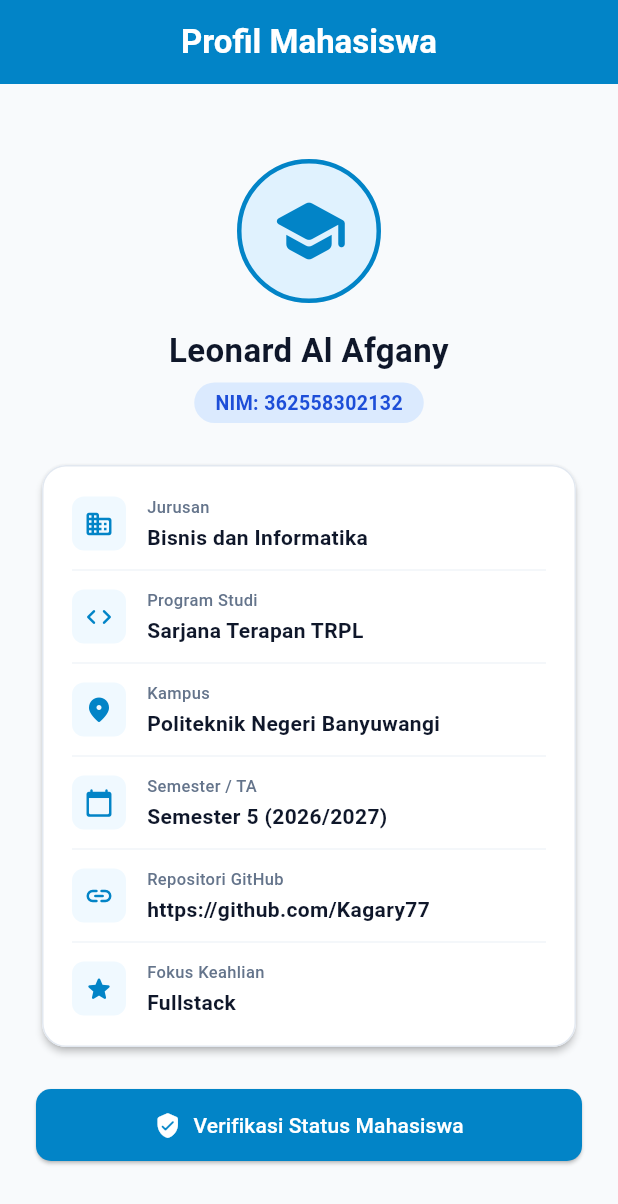
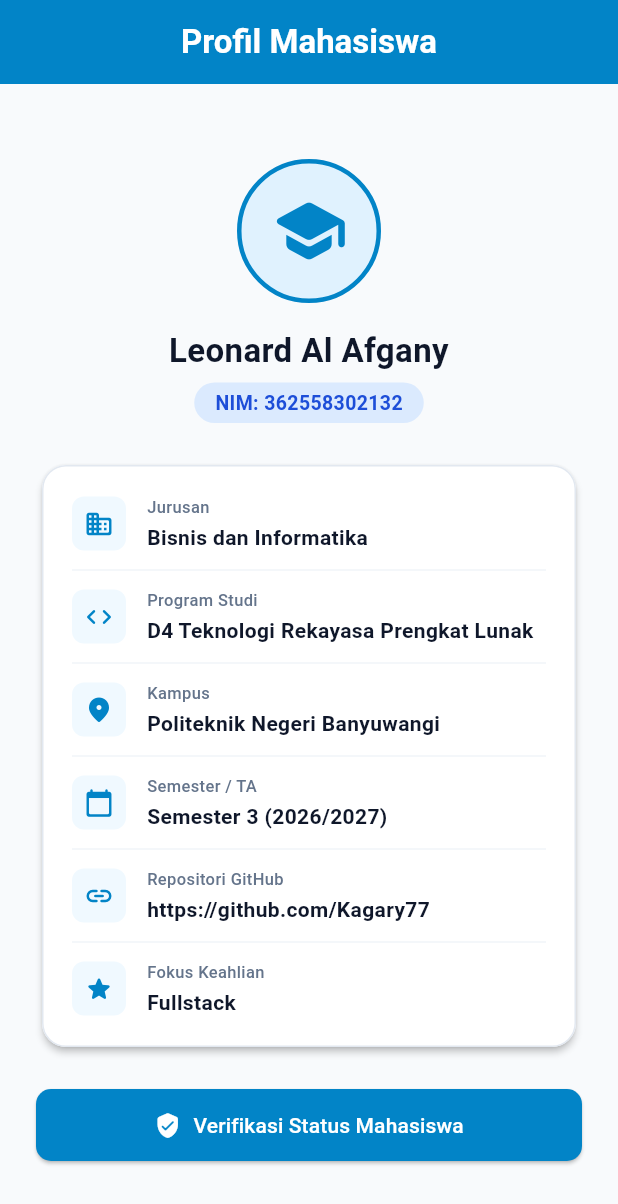
Before and after one commit to Kagary77/mobile-tugas-362558302132-leo, a Flutter app: the screen it shows after launch, on a phone screen of 412 x 824 dp. Shown: the top 1204 px of the screen. Run offline on Flutter 3.47's test engine with Material 3 defaults, Android fonts, the phone set to English and light mode, and no system bars; our stand-ins replace flutter_secure_storage, shared_preferences.

Commit message:
minor repair

```diff
--- a/lib/modul_01/profile_screen.dart
+++ b/lib/modul_01/profile_screen.dart
@@ -45,7 +45,7 @@ class ProfileScreen extends StatelessWidget {
       const _ProfileInfoRow(
         icon: Icons.code_rounded,
         label: 'Program Studi',
-        value: 'Sarjana Terapan TRPL',
+        value: 'D4 Teknologi Rekayasa Prengkat Lunak',
       ),
       const _ProfileInfoRow(
         icon: Icons.location_on_rounded,
@@ -55,7 +55,7 @@ class ProfileScreen extends StatelessWidget {
       const _ProfileInfoRow(
         icon: Icons.calendar_today_rounded,
         label: 'Semester / TA',
-        value: 'Semester 5 (2026/2027)',
+        value: 'Semester 3 (2026/2027)',
       ),
       // Tantangan 2: null-aware `??` agar UI tidak crash bila data kosong.
       _ProfileInfoRow(
```
